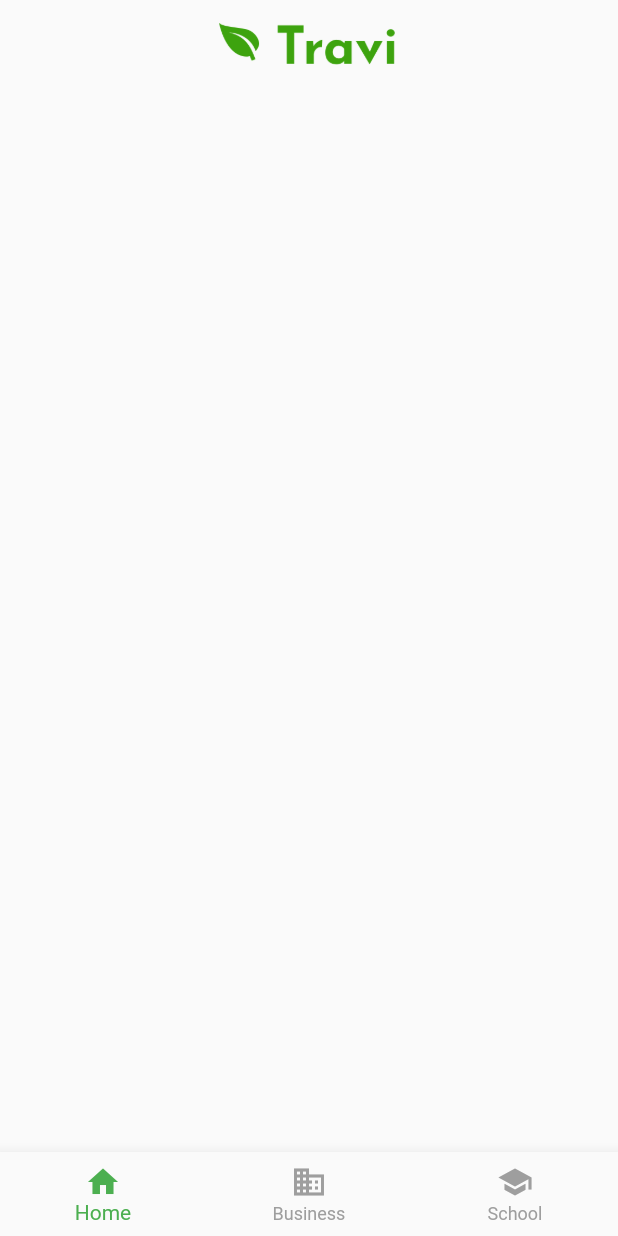
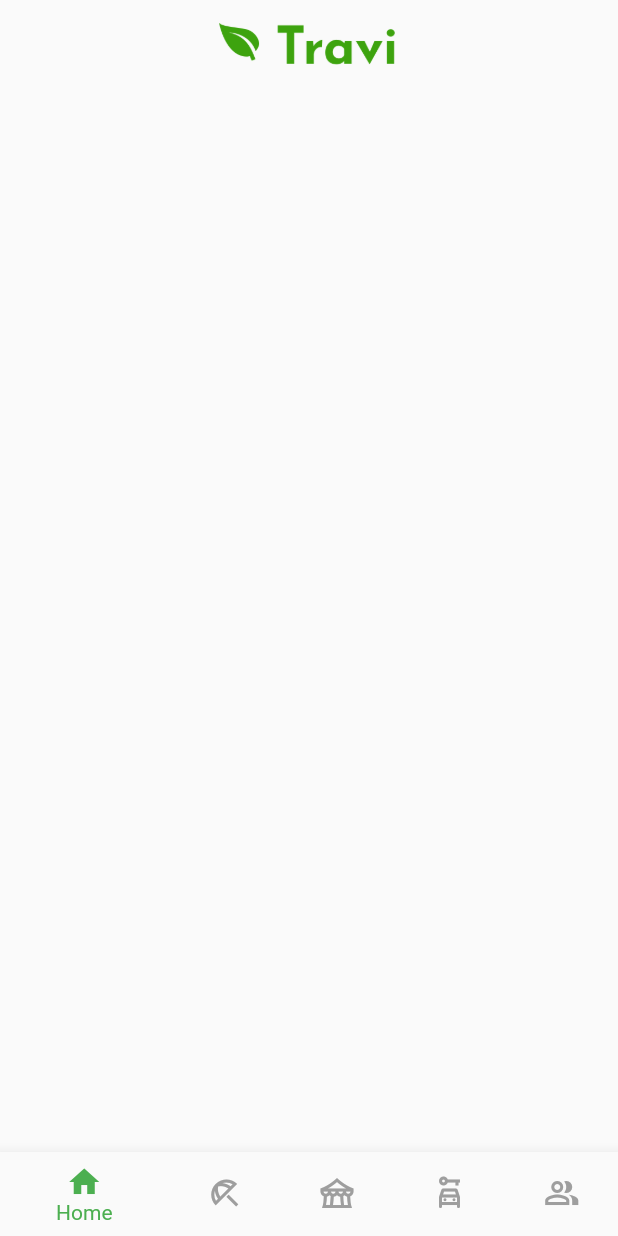
Before and after one commit to rizkyfransisca/Travi-Application, a Flutter app: the screen it shows after launch, on a phone screen of 412 x 824 dp. Run offline on Flutter 3.47's test engine with Material 2 defaults, Android fonts, the phone set to English and light mode, and no system bars.

Commit message:
Create Pages

```diff
--- a/travi_app_flutter/lib/main.dart
+++ b/travi_app_flutter/lib/main.dart
@@ -1,5 +1,5 @@
 import 'package:flutter/material.dart';
-import 'package:travi_app/pages/homepage.dart';
+import 'package:travi_app/pages/home_page.dart';
 
 void main() {
   runApp(const MyApp());
@@ -29,6 +29,11 @@
 
   List pages = [
     const HomePage(),
+    const HomePage(),
+    const HomePage(),
+    const HomePage(),
+    const HomePage(),
+    const HomePage(),
   ];
 
   void _changeSelectedNavBar(int index) {
@@ -47,12 +52,20 @@
             label: 'Home',
           ),
           BottomNavigationBarItem(
-            icon: Icon(Icons.business),
-            label: 'Business',
+            icon: Icon(Icons.beach_access_outlined),
+            label: 'Destination',
           ),
           BottomNavigationBarItem(
-            icon: Icon(Icons.school),
-            label: 'School',
+            icon: Icon(Icons.festival_outlined),
+            label: 'Event & Festival',
+          ),
+          BottomNavigationBarItem(
+            icon: Icon(Icons.car_rental_outlined),
+            label: 'Tour Package',
+          ),
+          BottomNavigationBarItem(
+            icon: Icon(Icons.people_alt_outlined),
+            label: 'Join Us',
           ),
         ],
         currentIndex: _selectedNavbar,
```
Also changed, not shown: travi_app_flutter/lib/pages/destination_page.dart (added), travi_app_flutter/lib/pages/event_festival_page.dart (added), travi_app_flutter/lib/pages/home_page.dart (renamed from travi_app_flutter/lib/pages/homepage.dart), travi_app_flutter/lib/pages/join_us_page.dart (added), travi_app_flutter/lib/pages/tour_package_page.dart (added), travi_app_flutter/pubspec.lock, 1 other file.
